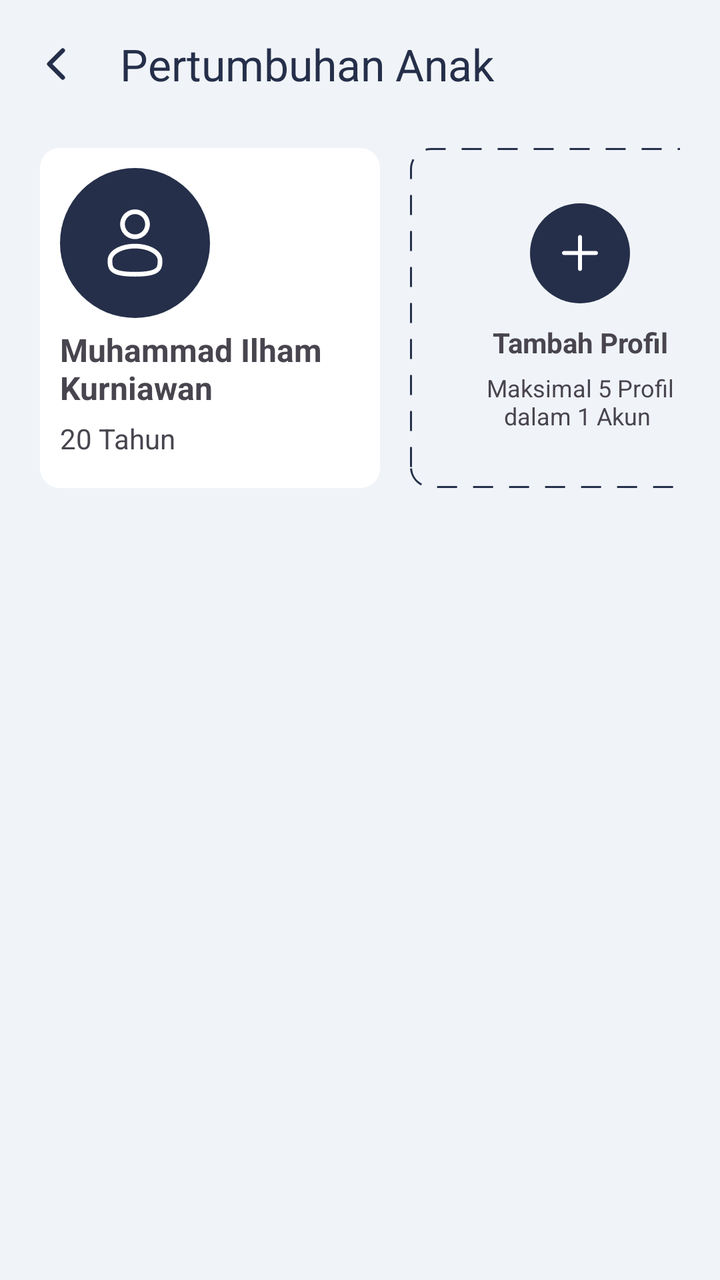
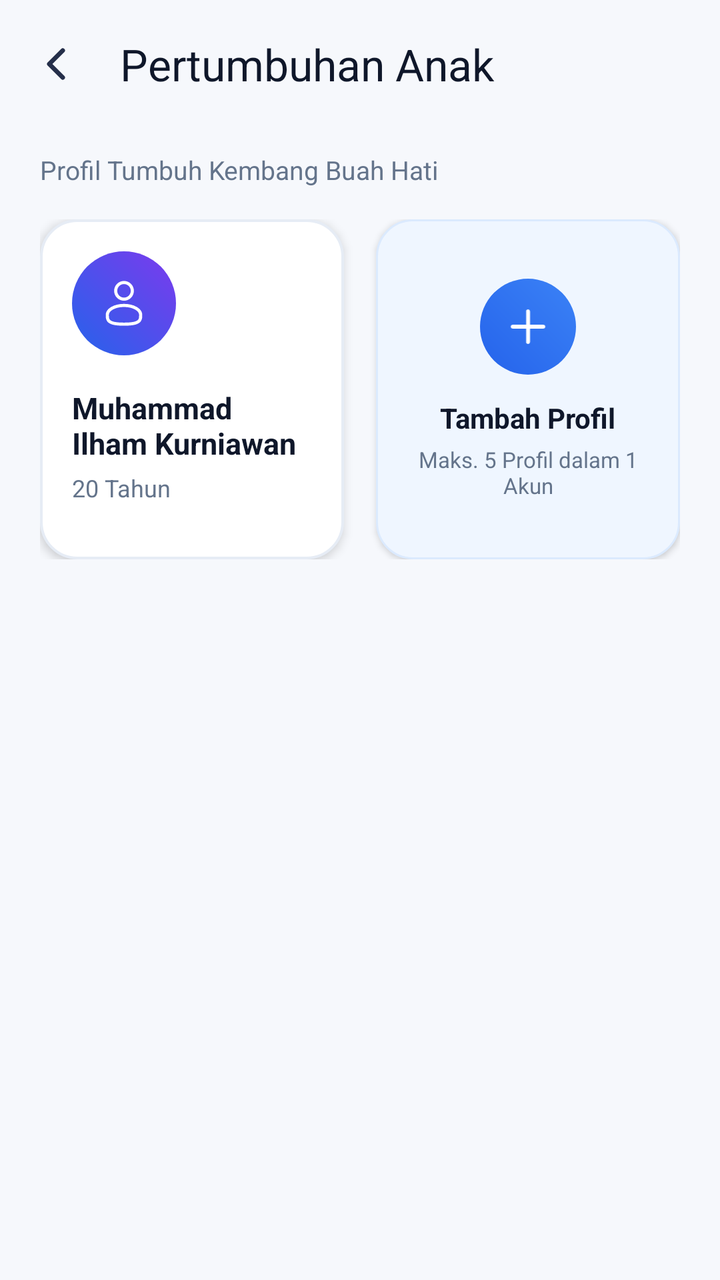

Two renders of the same Android screen: before a commit and after it. Below are the layout's source before the change and the commit's diff.
<!-- AndroidManifest.xml: application theme Theme.PatientMobileApp -->
<!-- res/layout/activity_pertumbuhan_anak.xml -->
<?xml version="1.0" encoding="utf-8"?>
<androidx.constraintlayout.widget.ConstraintLayout xmlns:android="http://schemas.android.com/apk/res/android"
    xmlns:app="http://schemas.android.com/apk/res-auto"
    xmlns:tools="http://schemas.android.com/tools" android:id="@+id/main" android:layout_width="match_parent" android:layout_height="match_parent" android:background="@color/abu" tools:context=".PertumbuhanAnak">
    <androidx.appcompat.widget.Toolbar android:id="@+id/anak" android:layout_width="match_parent" android:layout_height="wrap_content" android:background="@color/abu" android:minHeight="?attr/actionBarSize" app:layout_constraintEnd_toEndOf="parent" app:layout_constraintStart_toStartOf="parent" app:layout_constraintTop_toTopOf="parent" app:title="Pertumbuhan Anak" app:titleTextColor="@color/biruTua" app:navigationIcon="@drawable/ion_chevron_back" />

    <LinearLayout android:layout_marginHorizontal="20dp" android:layout_width="match_parent" android:layout_height="wrap_content" android:layout_marginTop="10dp" android:orientation="vertical" app:layout_constraintEnd_toEndOf="parent" app:layout_constraintStart_toStartOf="parent" app:layout_constraintTop_toBottomOf="@+id/anak">

        <LinearLayout android:layout_width="match_parent" android:layout_height="wrap_content" android:orientation="horizontal">

            <LinearLayout android:padding="10dp" android:gravity="start" android:layout_width="170dp" android:layout_height="170dp" android:layout_marginRight="15dp" android:background="@drawable/shape_perfitur" android:orientation="vertical">

                <LinearLayout android:layout_width="75dp" android:layout_height="75dp" android:background="@drawable/shape_circle">

                    <ImageView android:id="@+id/imageView30" android:layout_width="wrap_content" android:layout_height="wrap_content" android:layout_gravity="center_vertical" android:layout_weight="1" app:srcCompat="@drawable/user_outline_putih" />
                </LinearLayout>

                <TextView android:id="@+id/textView102" android:layout_width="match_parent" android:layout_height="wrap_content" android:layout_marginTop="5dp" android:text="Muhammad Ilham Kurniawan" android:textAlignment="textStart" android:textSize="16sp" android:textStyle="bold" />

                <TextView android:id="@+id/textView34" android:layout_width="wrap_content" android:layout_height="wrap_content" android:layout_marginTop="5dp" android:text="20 Tahun" android:textAlignment="textStart" />

            </LinearLayout>

            <LinearLayout android:gravity="center" android:padding="10dp" android:layout_width="170dp" android:layout_height="170dp" android:background="@drawable/shape_perfitur_stroke" android:orientation="vertical">

                <LinearLayout android:layout_width="50dp" android:layout_height="50dp" android:layout_gravity="center_horizontal" android:background="@drawable/shape_circle">

                    <ImageView android:id="@+id/imageView31" android:layout_width="wrap_content" android:layout_height="wrap_content" android:layout_gravity="center_vertical" android:layout_weight="1" app:srcCompat="@drawable/tambah_putih" />
                </LinearLayout>

                <TextView android:id="@+id/textView8" android:layout_width="wrap_content" android:layout_height="wrap_content" android:layout_marginTop="10dp" android:text="Tambah Profil" android:textAlignment="center" android:textStyle="bold" />

                <TextView android:id="@+id/textView101" android:layout_width="100dp" android:layout_height="wrap_content" android:layout_marginTop="5dp" android:text="Maksimal 5 Profil dalam 1 Akun " android:textAlignment="center" android:textSize="12sp" />
            </LinearLayout>


        </LinearLayout>
    </LinearLayout>
</androidx.constraintlayout.widget.ConstraintLayout>
<!-- resources referenced by this layout -->
<resources>
  <color name="abu">#F0F4F8</color>
  <color name="biruTua">#252F4A</color>
  <!-- drawable ion_chevron_back (drawable) -->
  <vector xmlns:android="http://schemas.android.com/apk/res/android"
      android:width="24dp"
      android:height="24dp"
      android:viewportWidth="24"
      android:viewportHeight="24">
    <path
        android:pathData="M15.375,5.25L8.625,12L15.375,18.75"
        android:strokeLineJoin="round"
        android:strokeWidth="2.25"
        android:fillColor="#00000000"
        android:strokeColor="#252F4A"
        android:strokeLineCap="round"/>
  </vector>
  <!-- drawable shape_circle (drawable) -->
  <?xml version="1.0" encoding="utf-8"?>
  <shape android:shape="oval" xmlns:android="http://schemas.android.com/apk/res/android">
      <solid android:color="@color/biruTua"/>
      <size android:height="50dp" android:width="50dp"/>
  
  </shape>
  <!-- drawable shape_perfitur (drawable) -->
  <?xml version="1.0" encoding="utf-8"?>
  <shape xmlns:android="http://schemas.android.com/apk/res/android">
      <solid android:color="@color/white"/>
      <corners android:radius="10dp"/>
  
  </shape>
  <!-- drawable shape_perfitur_stroke (drawable) -->
  <?xml version="1.0" encoding="utf-8"?>
  <shape xmlns:android="http://schemas.android.com/apk/res/android">
      <corners android:radius="10dp" />
      <stroke
          android:color="@color/biruTua"
      android:width="1dp"
      android:dashWidth="10dp"
      android:dashGap="8dp" />
      <solid android:color="@android:color/transparent" />
  </shape>
  <style name="Theme.PatientMobileApp" parent="Base.Theme.PatientMobileApp" />
  <color name="white">#FFFFFFFF</color>
  <style name="Base.Theme.PatientMobileApp" parent="Theme.Material3.DayNight.NoActionBar">
          
          <item name="colorPrimary">@color/biruTua</item>
          <item name="actionBarTheme">@style/ThemeOverlay.Material3.ActionBar</item>
          <item name="android:windowBackground">@color/abu</item>
          <item name="android:forceDarkAllowed" tools:targetApi="q">false</item>
      </style>
  <!-- unchanged entries left out for length: 2 -->
</resources>

<!-- the commit's change to res/layout/activity_pertumbuhan_anak.xml (unified diff, before → after) -->
@@ -1,39 +1,158 @@
 <?xml version="1.0" encoding="utf-8"?>
 <androidx.constraintlayout.widget.ConstraintLayout xmlns:android="http://schemas.android.com/apk/res/android"
     xmlns:app="http://schemas.android.com/apk/res-auto"
-    xmlns:tools="http://schemas.android.com/tools" android:id="@+id/main" android:layout_width="match_parent" android:layout_height="match_parent" android:background="@color/abu" tools:context=".PertumbuhanAnak">
-    <androidx.appcompat.widget.Toolbar android:id="@+id/anak" android:layout_width="match_parent" android:layout_height="wrap_content" android:background="@color/abu" android:minHeight="?attr/actionBarSize" app:layout_constraintEnd_toEndOf="parent" app:layout_constraintStart_toStartOf="parent" app:layout_constraintTop_toTopOf="parent" app:title="Pertumbuhan Anak" app:titleTextColor="@color/biruTua" app:navigationIcon="@drawable/ion_chevron_back" />
+    xmlns:tools="http://schemas.android.com/tools"
+    android:id="@+id/main"
+    android:layout_width="match_parent"
+    android:layout_height="match_parent"
+    android:background="@color/bg_main"
+    tools:context=".PertumbuhanAnak">
 
-    <LinearLayout android:layout_marginHorizontal="20dp" android:layout_width="match_parent" android:layout_height="wrap_content" android:layout_marginTop="10dp" android:orientation="vertical" app:layout_constraintEnd_toEndOf="parent" app:layout_constraintStart_toStartOf="parent" app:layout_constraintTop_toBottomOf="@+id/anak">
+    <androidx.appcompat.widget.Toolbar
+        android:id="@+id/anak"
+        android:layout_width="match_parent"
+        android:layout_height="wrap_content"
+        android:background="@color/bg_main"
+        android:minHeight="?attr/actionBarSize"
+        app:layout_constraintEnd_toEndOf="parent"
+        app:layout_constraintStart_toStartOf="parent"
+        app:layout_constraintTop_toTopOf="parent"
+        app:navigationIcon="@drawable/ion_chevron_back"
+        app:title="Pertumbuhan Anak"
+        app:titleTextColor="@color/textPrimary" />
 
-        <LinearLayout android:layout_width="match_parent" android:layout_height="wrap_content" android:orientation="horizontal">
+    <ScrollView
+        android:layout_width="match_parent"
+        android:layout_height="0dp"
+        android:fillViewport="true"
+        android:overScrollMode="ifContentScrolls"
+        app:layout_constraintBottom_toBottomOf="parent"
+        app:layout_constraintEnd_toEndOf="parent"
+        app:layout_constraintStart_toStartOf="parent"
+        app:layout_constraintTop_toBottomOf="@+id/anak">
 
-            <LinearLayout android:padding="10dp" android:gravity="start" android:layout_width="170dp" android:layout_height="170dp" android:layout_marginRight="15dp" android:background="@drawable/shape_perfitur" android:orientation="vertical">
+        <LinearLayout
+            android:layout_width="match_parent"
+            android:layout_height="wrap_content"
+            android:orientation="vertical"
+            android:paddingHorizontal="20dp"
+            android:paddingTop="12dp"
+            android:paddingBottom="40dp">
 
-                <LinearLayout android:layout_width="75dp" android:layout_height="75dp" android:background="@drawable/shape_circle">
+            <TextView
+                android:layout_width="wrap_content"
+                android:layout_height="wrap_content"
+                android:layout_marginBottom="16dp"
+                android:text="Profil Tumbuh Kembang Buah Hati"
+                android:textColor="@color/textSecondary"
+                android:textSize="13sp" />
 
-                    <ImageView android:id="@+id/imageView30" android:layout_width="wrap_content" android:layout_height="wrap_content" android:layout_gravity="center_vertical" android:layout_weight="1" app:srcCompat="@drawable/user_outline_putih" />
+            <LinearLayout
+                android:layout_width="match_parent"
+                android:layout_height="wrap_content"
+                android:orientation="horizontal">
+
+                
+                <LinearLayout
+                    android:layout_width="0dp"
+                    android:layout_height="wrap_content"
+                    android:layout_marginEnd="8dp"
+                    android:layout_weight="1"
+                    android:background="@drawable/shape_bulletin_card"
+                    android:clickable="true"
+                    android:elevation="3dp"
+                    android:focusable="true"
+                    android:minHeight="170dp"
+                    android:orientation="vertical"
+                    android:padding="16dp">
+
+                    <FrameLayout
+                        android:layout_width="52dp"
+                        android:layout_height="52dp"
+                        android:background="@drawable/shape_avatar_ring">
+
+                        <ImageView
+                            android:id="@+id/imageView30"
+                            android:layout_width="26dp"
+                            android:layout_height="26dp"
+                            android:layout_gravity="center"
+                            android:src="@drawable/user_outline_putih" />
+                    </FrameLayout>
+
+                    <TextView
+                        android:id="@+id/textView102"
+                        android:layout_width="match_parent"
+                        android:layout_height="wrap_content"
+                        android:layout_marginTop="16dp"
+                        android:ellipsize="end"
+                        android:maxLines="2"
+                        android:text="Muhammad Ilham Kurniawan"
+                        android:textColor="@color/textPrimary"
+                        android:textSize="15sp"
+                        android:textStyle="bold" />
+
+                    <TextView
+                        android:id="@+id/textView34"
+                        android:layout_width="wrap_content"
+                        android:layout_height="wrap_content"
+                        android:layout_marginTop="4dp"
+                        android:text="20 Tahun"
+                        android:textColor="@color/textSecondary"
+                        android:textSize="12sp" />
                 </LinearLayout>
 
-                <TextView android:id="@+id/textView102" android:layout_width="match_parent" android:layout_height="wrap_content" android:layout_marginTop="5dp" android:text="Muhammad Ilham Kurniawan" android:textAlignment="textStart" android:textSize="16sp" android:textStyle="bold" />
+                
+                <LinearLayout
+                    android:layout_width="0dp"
+                    android:layout_height="wrap_content"
+                    android:layout_marginStart="8dp"
+                    android:layout_weight="1"
+                    android:background="@drawable/shape_card_feature_blue"
+                    android:clickable="true"
+                    android:elevation="2dp"
+                    android:focusable="true"
+                    android:gravity="center"
+                    android:minHeight="170dp"
+                    android:orientation="vertical"
+                    android:padding="16dp">
 
-                <TextView android:id="@+id/textView34" android:layout_width="wrap_content" android:layout_height="wrap_content" android:layout_marginTop="5dp" android:text="20 Tahun" android:textAlignment="textStart" />
+                    <FrameLayout
+                        android:layout_width="48dp"
+                        android:layout_height="48dp"
+                        android:background="@drawable/shape_circle_blue">
+
+                        <ImageView
+                            android:id="@+id/imageView31"
+                            android:layout_width="24dp"
+                            android:layout_height="24dp"
+                            android:layout_gravity="center"
+                            android:src="@drawable/tambah_putih" />
+                    </FrameLayout>
+
+                    <TextView
+                        android:id="@+id/textView8"
+                        android:layout_width="wrap_content"
+                        android:layout_height="wrap_content"
+                        android:layout_marginTop="12dp"
+                        android:text="Tambah Profil"
+                        android:textColor="@color/textPrimary"
+                        android:textSize="14sp"
+                        android:textStyle="bold" />
+
+                    <TextView
+                        android:id="@+id/textView101"
+                        android:layout_width="wrap_content"
+                        android:layout_height="wrap_content"
+                        android:layout_marginTop="4dp"
+                        android:gravity="center"
+                        android:text="Maks. 5 Profil dalam 1 Akun"
+                        android:textColor="@color/textSecondary"
+                        android:textSize="11sp" />
+                </LinearLayout>
 
             </LinearLayout>
 
-            <LinearLayout android:gravity="center" android:padding="10dp" android:layout_width="170dp" android:layout_height="170dp" android:background="@drawable/shape_perfitur_stroke" android:orientation="vertical">
+        </LinearLayout>
+    </ScrollView>
 
-                <LinearLayout android:layout_width="50dp" android:layout_height="50dp" android:layout_gravity="center_horizontal" android:background="@drawable/shape_circle">
-
-                    <ImageView android:id="@+id/imageView31" android:layout_width="wrap_content" android:layout_height="wrap_content" android:layout_gravity="center_vertical" android:layout_weight="1" app:srcCompat="@drawable/tambah_putih" />
-                </LinearLayout>
-
-                <TextView android:id="@+id/textView8" android:layout_width="wrap_content" android:layout_height="wrap_content" android:layout_marginTop="10dp" android:text="Tambah Profil" android:textAlignment="center" android:textStyle="bold" />
-
-                <TextView android:id="@+id/textView101" android:layout_width="100dp" android:layout_height="wrap_content" android:layout_marginTop="5dp" android:text="Maksimal 5 Profil dalam 1 Akun " android:textAlignment="center" android:textSize="12sp" />
-            </LinearLayout>
-
-
-        </LinearLayout>
-    </LinearLayout>
 </androidx.constraintlayout.widget.ConstraintLayout>
<!-- resource entries referenced after the edit -->
@@ -1,7 +1,8 @@
 <!-- resources referenced by this layout -->
 <resources>
-  <color name="abu">#F0F4F8</color>
-  <color name="biruTua">#252F4A</color>
+  <color name="bg_main">#F6F8FC</color>
+  <color name="textPrimary">#0F172A</color>
+  <color name="textSecondary">#64748B</color>
   <!-- drawable ion_chevron_back (drawable) -->
   <vector xmlns:android="http://schemas.android.com/apk/res/android"
       android:width="24dp"
@@ -16,40 +17,75 @@
         android:strokeColor="#252F4A"
         android:strokeLineCap="round"/>
   </vector>
-  <!-- drawable shape_circle (drawable) -->
+  <!-- drawable shape_avatar_ring (drawable) -->
   <?xml version="1.0" encoding="utf-8"?>
-  <shape android:shape="oval" xmlns:android="http://schemas.android.com/apk/res/android">
-      <solid android:color="@color/biruTua"/>
-      <size android:height="50dp" android:width="50dp"/>
-  
+  <shape xmlns:android="http://schemas.android.com/apk/res/android"
+      android:shape="oval">
+      <gradient
+          android:angle="45"
+          android:startColor="#2563EB"
+          android:endColor="#7C3AED"
+          android:type="linear" />
+      <size
+          android:width="44dp"
+          android:height="44dp" />
   </shape>
-  <!-- drawable shape_perfitur (drawable) -->
+  <!-- drawable shape_bulletin_card (drawable) -->
   <?xml version="1.0" encoding="utf-8"?>
-  <shape xmlns:android="http://schemas.android.com/apk/res/android">
-      <solid android:color="@color/white"/>
-      <corners android:radius="10dp"/>
-  
-  </shape>
-  <!-- drawable shape_perfitur_stroke (drawable) -->
+  <ripple xmlns:android="http://schemas.android.com/apk/res/android"
+      android:color="#152563EB">
+      <item>
+          <shape android:shape="rectangle">
+              <solid android:color="@color/card_bg_pure" />
+              <corners android:radius="18dp" />
+              <stroke
+                  android:width="1.2dp"
+                  android:color="@color/card_stroke" />
+          </shape>
+      </item>
+  </ripple>
+  <!-- drawable shape_card_feature_blue (drawable) -->
   <?xml version="1.0" encoding="utf-8"?>
-  <shape xmlns:android="http://schemas.android.com/apk/res/android">
-      <corners android:radius="10dp" />
-      <stroke
-          android:color="@color/biruTua"
-      android:width="1dp"
-      android:dashWidth="10dp"
-      android:dashGap="8dp" />
-      <solid android:color="@android:color/transparent" />
+  <ripple xmlns:android="http://schemas.android.com/apk/res/android"
+      android:color="#252563EB">
+      <item>
+          <shape android:shape="rectangle">
+              <solid android:color="@color/feature_blue_bg" />
+              <corners android:radius="18dp" />
+              <stroke
+                  android:width="1dp"
+                  android:color="@color/feature_blue_border" />
+          </shape>
+      </item>
+  </ripple>
+  <!-- drawable shape_circle_blue (drawable) -->
+  <?xml version="1.0" encoding="utf-8"?>
+  <shape xmlns:android="http://schemas.android.com/apk/res/android"
+      android:shape="oval">
+      <gradient
+          android:angle="45"
+          android:startColor="@color/feature_blue_start"
+          android:endColor="@color/feature_blue_end"
+          android:type="linear" />
+      <size
+          android:width="48dp"
+          android:height="48dp" />
   </shape>
   <style name="Theme.PatientMobileApp" parent="Base.Theme.PatientMobileApp" />
-  <color name="white">#FFFFFFFF</color>
+  <color name="card_bg_pure">#FFFFFF</color>
+  <color name="card_stroke">#E6ECF5</color>
+  <color name="feature_blue_bg">#EFF6FF</color>
+  <color name="feature_blue_border">#DBEAFE</color>
+  <color name="feature_blue_start">#2563EB</color>
+  <color name="feature_blue_end">#3B82F6</color>
   <style name="Base.Theme.PatientMobileApp" parent="Theme.Material3.DayNight.NoActionBar">
           
-          <item name="colorPrimary">@color/biruTua</item>
+          <item name="colorPrimary">@color/biruNeon</item>
           <item name="actionBarTheme">@style/ThemeOverlay.Material3.ActionBar</item>
-          <item name="android:windowBackground">@color/abu</item>
+          <item name="android:windowBackground">@color/bg_main</item>
           <item name="android:forceDarkAllowed" tools:targetApi="q">false</item>
       </style>
+  <color name="biruNeon">#1167FE</color>
   <!-- unchanged entries left out for length: 2 -->
 </resources>
 
